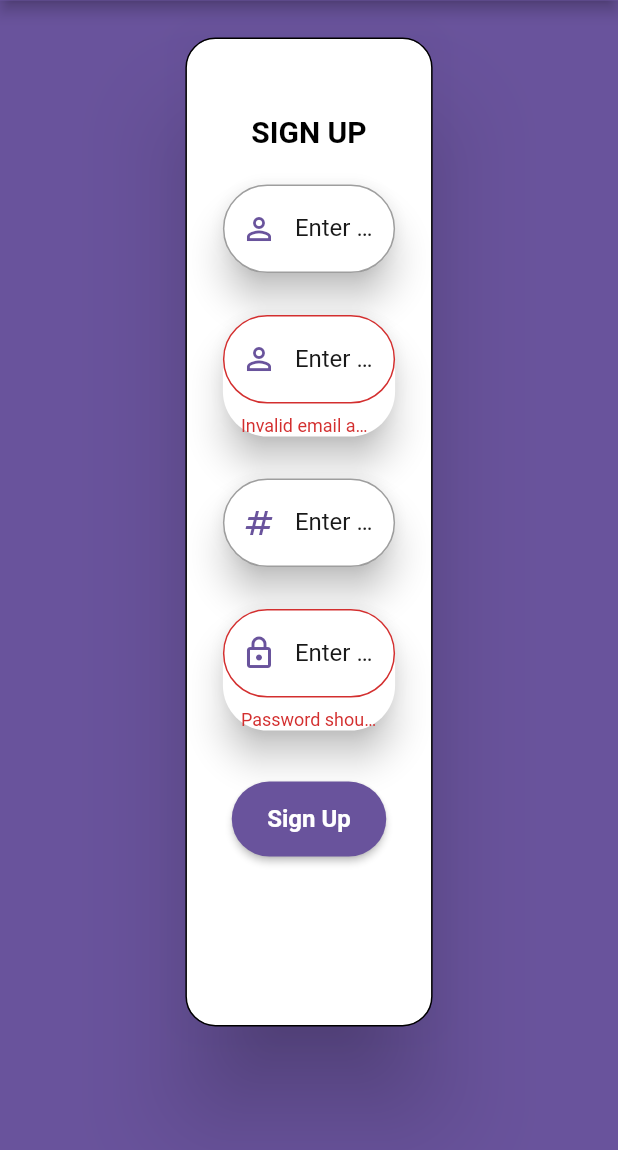
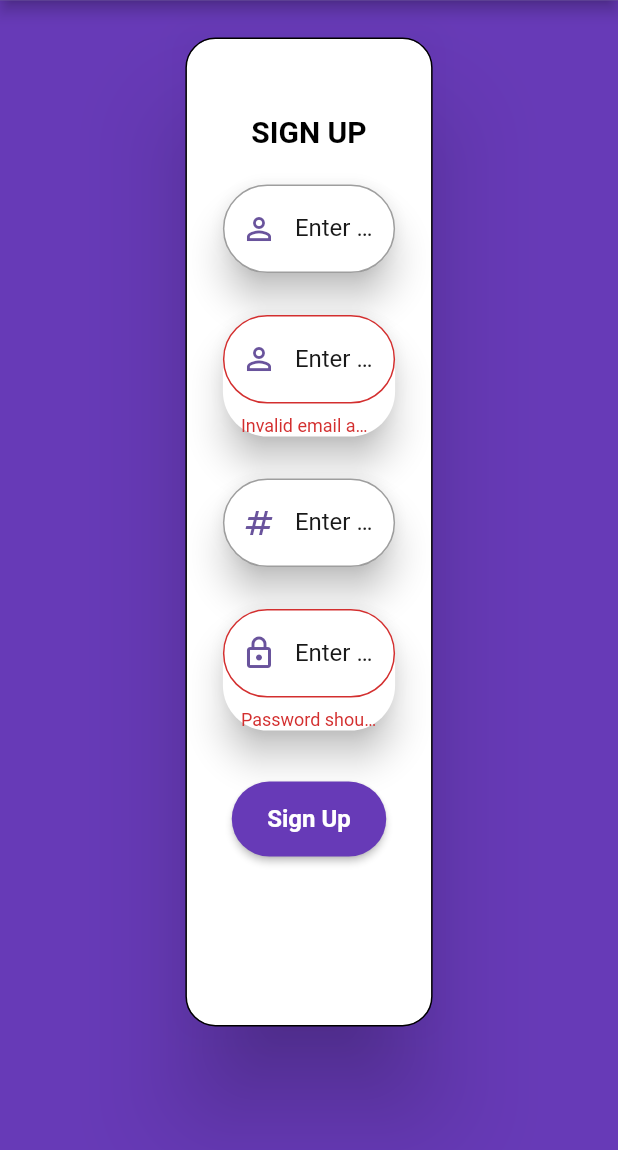
Before and after one commit to ZiadAssem/flutter_application_1, a Flutter app: the screen it shows after launch, after a tap on "Sign Up", on a phone screen of 412 x 824 dp, the part 86-1236 px from its top. Run offline on Flutter 3.47's test engine with Material 2 defaults, Android fonts, the phone set to English and light mode, and no system bars; our stand-ins replace carousel_slider, file_picker, firebase_auth, firebase_core, firebase_database, get and 2 more; accounts and stored records are empty; network calls fail.

Commit message:
changed signup screen colors

```diff
--- a/lib/reusable_widgets/reusable_widget.dart
+++ b/lib/reusable_widgets/reusable_widget.dart
@@ -63,12 +63,14 @@ Container firebaseUIButton(
         onTap();
       },
       style: ButtonStyle(
-          backgroundColor: MaterialStateProperty.resolveWith((states) {
+          backgroundColor: MaterialStateProperty.all(Colors.deepPurple),
+          //MaterialStateProperty.resolveWith((states) {
             // if (states.contains(MaterialState.pressed)) {
             //   return Colors.purple;
             // }
-            return const Color(0xff69539C);
-          }),
+            //return const Color(0xff69539C);
+          //}
+          //),
           shape: MaterialStateProperty.all<RoundedRectangleBorder>(
               RoundedRectangleBorder(borderRadius: BorderRadius.circular(30)))),
       child: Text(
--- a/lib/screens/registerscreen2.dart
+++ b/lib/screens/registerscreen2.dart
@@ -39,7 +39,8 @@ Widget screenDecoration(context, title, Widget child, homeQuery) {
       children: [
         Container(
           decoration: const BoxDecoration(
-            color: Color(0xff69539C),
+            color: Colors.deepPurple,
+            //Color(0xff69539C),
           ),
         ),
         Center(
```
